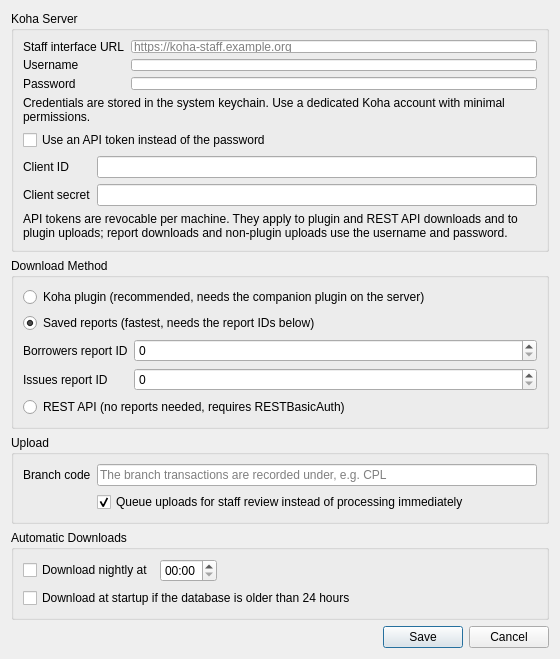
bywatersolutions/koha-offline-circulation, file kohasettingsdialog.ui: the form before one commit.
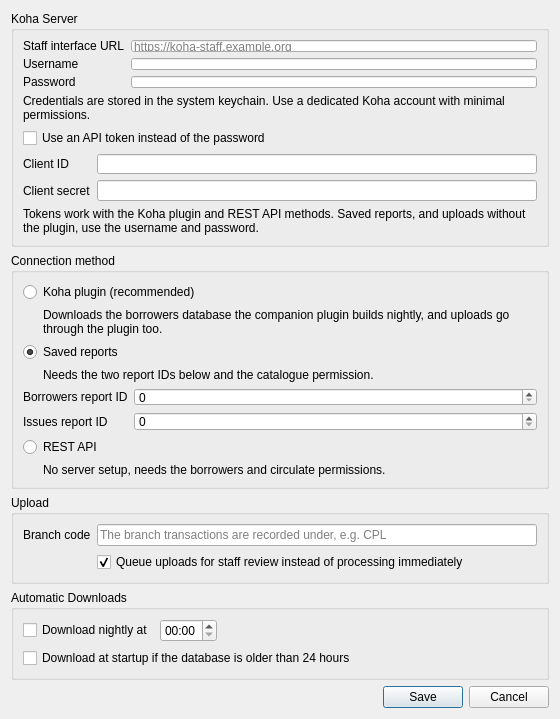
The form after the commit.

Commit message: Reword the connection settings, the method choice covers uploads too

```diff
--- a/kohasettingsdialog.ui
+++ b/kohasettingsdialog.ui
@@ -119,7 +119,7 @@
       <item>
        <widget class="QLabel" name="labelTokenNote">
         <property name="text">
-         <string>API tokens are revocable per machine. They apply to plugin and REST API downloads and to plugin uploads; report downloads and non-plugin uploads use the username and password.</string>
+         <string>Tokens work with the Koha plugin and REST API methods. Saved reports, and uploads without the plugin, use the username and password.</string>
         </property>
         <property name="wordWrap">
          <bool>true</bool>
@@ -132,26 +132,52 @@
    <item>
     <widget class="QGroupBox" name="groupBoxMethod">
      <property name="title">
-      <string>Download Method</string>
+      <string>Connection method</string>
      </property>
      <layout class="QVBoxLayout" name="verticalLayoutMethod">
       <item>
        <widget class="QRadioButton" name="radioButtonPlugin">
         <property name="text">
-         <string>Koha plugin (recommended, needs the companion plugin on the server)</string>
+         <string>Koha plugin (recommended)</string>
+        </property>
+       </widget>
+      </item>
+      <item>
+       <widget class="QLabel" name="labelPluginNote">
+        <property name="text">
+         <string>Downloads the borrowers database the companion plugin builds nightly, and uploads go through the plugin too.</string>
+        </property>
+        <property name="wordWrap">
+         <bool>true</bool>
+        </property>
+        <property name="indent">
+         <number>20</number>
         </property>
        </widget>
       </item>
       <item>
        <widget class="QRadioButton" name="radioButtonReports">
         <property name="text">
-         <string>Saved reports (fastest, needs the report IDs below)</string>
+         <string>Saved reports</string>
         </property>
         <property name="checked">
          <bool>true</bool>
         </property>
        </widget>
       </item>
+      <item>
+       <widget class="QLabel" name="labelReportsNote">
+        <property name="text">
+         <string>Needs the two report IDs below and the catalogue permission.</string>
+        </property>
+        <property name="wordWrap">
+         <bool>true</bool>
+        </property>
+        <property name="indent">
+         <number>20</number>
+        </property>
+       </widget>
+      </item>
       <item>
        <layout class="QFormLayout" name="formLayoutReports">
         <property name="fieldGrowthPolicy">
@@ -190,7 +216,20 @@
       <item>
        <widget class="QRadioButton" name="radioButtonRest">
         <property name="text">
-         <string>REST API (no reports needed, requires RESTBasicAuth)</string>
+         <string>REST API</string>
+        </property>
+       </widget>
+      </item>
+      <item>
+       <widget class="QLabel" name="labelRestNote">
+        <property name="text">
+         <string>No server setup, needs the borrowers and circulate permissions.</string>
+        </property>
+        <property name="wordWrap">
+         <bool>true</bool>
+        </property>
+        <property name="indent">
+         <number>20</number>
         </property>
        </widget>
       </item>
```
The commit also changes 1 other file.
